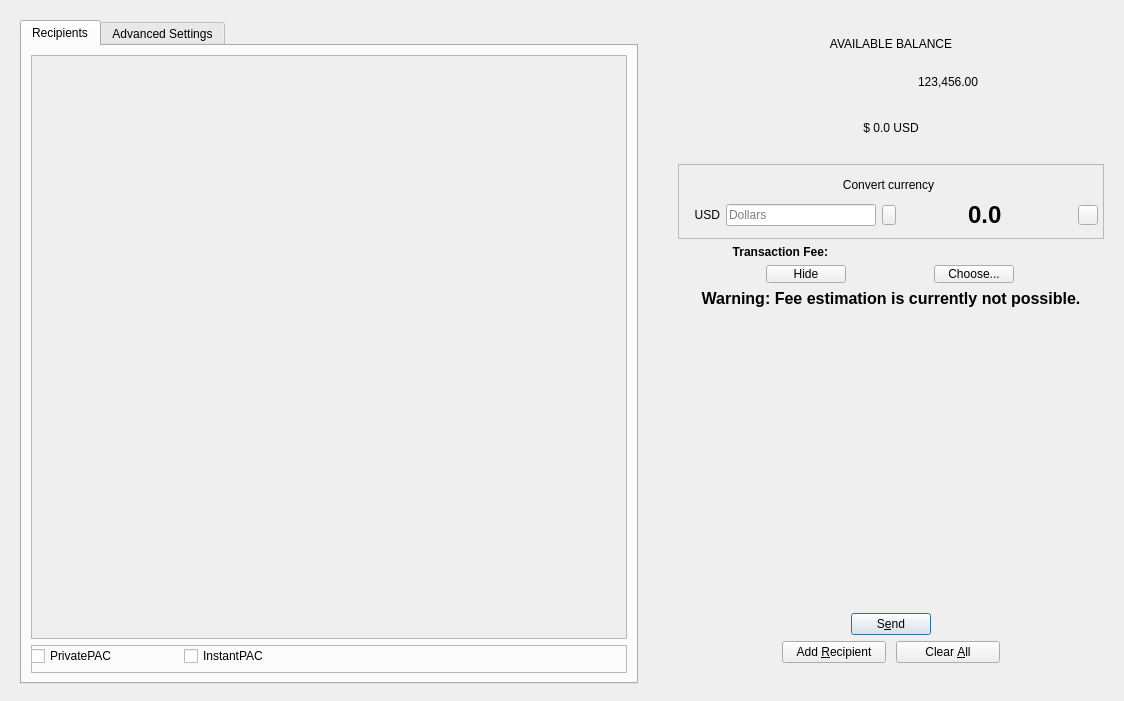
This is src/qt/forms/sendcoinsdialog.ui in BeatKebit/dash as Qt 5 draws it before an edit. The edited form follows.
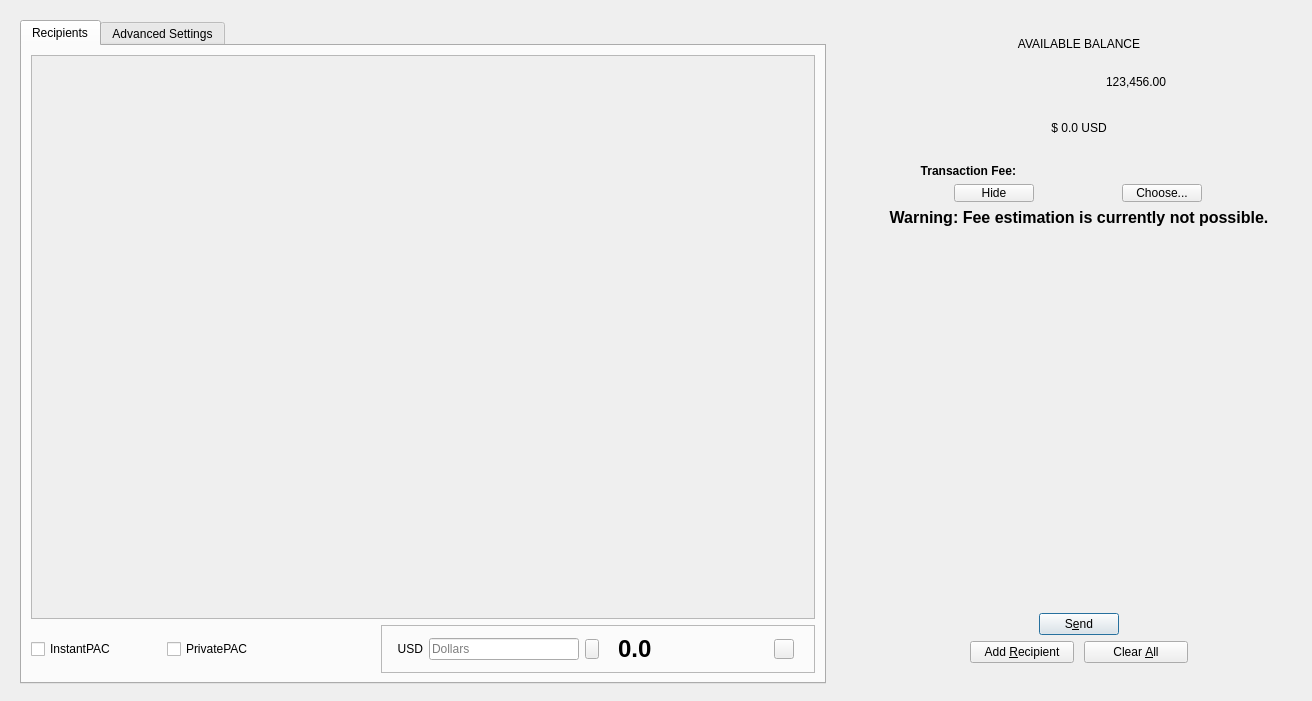
This is the edited form. Icons and pictures are not drawn. Custom widgets are drawn as their Qt base class.

Commit message:
Convert currency tool layout modified
Also copy converted pac button now it works.

```diff
--- a/src/qt/forms/sendcoinsdialog.ui
+++ b/src/qt/forms/sendcoinsdialog.ui
@@ -6,7 +6,7 @@
    <rect>
     <x>0</x>
     <y>0</y>
-    <width>1124</width>
+    <width>1312</width>
     <height>701</height>
    </rect>
   </property>
@@ -66,8 +66,8 @@
                 <rect>
                  <x>0</x>
                  <y>0</y>
-                 <width>583</width>
-                 <height>570</height>
+                 <width>784</width>
+                 <height>562</height>
                 </rect>
                </property>
                <layout class="QVBoxLayout" name="verticalLayout_2" stretch="0,1">
@@ -108,104 +108,332 @@
              </widget>
             </item>
             <item>
-             <widget class="QFrame" name="recipientChecboxFrame">
-              <property name="minimumSize">
-               <size>
-                <width>0</width>
-                <height>28</height>
-               </size>
-              </property>
-              <property name="frameShape">
-               <enum>QFrame::StyledPanel</enum>
-              </property>
-              <property name="frameShadow">
-               <enum>QFrame::Raised</enum>
-              </property>
-              <widget class="QWidget" name="">
-               <property name="geometry">
-                <rect>
-                 <x>0</x>
-                 <y>0</y>
-                 <width>583</width>
-                 <height>22</height>
-                </rect>
-               </property>
-               <layout class="QHBoxLayout" name="horizontalLayout_7">
-                <property name="spacing">
-                 <number>3</number>
+             <layout class="QHBoxLayout" name="horizontalLayout_11">
+              <item>
+               <widget class="QCheckBox" name="checkUseInstantSend">
+                <property name="enabled">
+                 <bool>true</bool>
                 </property>
-                <item>
-                 <widget class="QCheckBox" name="checkUsePrivateSend">
-                  <property name="sizePolicy">
-                   <sizepolicy hsizetype="Fixed" vsizetype="Fixed">
-                    <horstretch>0</horstretch>
-                    <verstretch>0</verstretch>
-                   </sizepolicy>
-                  </property>
-                  <property name="minimumSize">
-                   <size>
-                    <width>150</width>
-                    <height>0</height>
-                   </size>
-                  </property>
-                  <property name="toolTip">
-                   <string>Private PAC</string>
-                  </property>
-                  <property name="styleSheet">
-                   <string notr="true"/>
-                  </property>
-                  <property name="text">
-                   <string>PrivatePAC</string>
-                  </property>
-                  <property name="checked">
-                   <bool>false</bool>
-                  </property>
-                  <property name="tristate">
-                   <bool>false</bool>
-                  </property>
-                 </widget>
-                </item>
-                <item>
-                 <widget class="QCheckBox" name="checkUseInstantSend">
-                  <property name="enabled">
-                   <bool>true</bool>
-                  </property>
-                  <property name="sizePolicy">
-                   <sizepolicy hsizetype="Fixed" vsizetype="Fixed">
-                    <horstretch>0</horstretch>
-                    <verstretch>0</verstretch>
-                   </sizepolicy>
-                  </property>
-                  <property name="minimumSize">
-                   <size>
-                    <width>130</width>
-                    <height>0</height>
-                   </size>
-                  </property>
-                  <property name="toolTip">
-                   <string>Instant PAC</string>
-                  </property>
-                  <property name="text">
-                   <string>InstantPAC</string>
-                  </property>
-                 </widget>
-                </item>
-                <item>
-                 <spacer name="horizontalSpacer_10">
-                  <property name="orientation">
-                   <enum>Qt::Horizontal</enum>
-                  </property>
-                  <property name="sizeHint" stdset="0">
-                   <size>
-                    <width>40</width>
-                    <height>20</height>
-                   </size>
-                  </property>
-                 </spacer>
-                </item>
-               </layout>
-              </widget>
-             </widget>
+                <property name="sizePolicy">
+                 <sizepolicy hsizetype="Fixed" vsizetype="Fixed">
+                  <horstretch>0</horstretch>
+                  <verstretch>0</verstretch>
+                 </sizepolicy>
+                </property>
+                <property name="minimumSize">
+                 <size>
+                  <width>130</width>
+                  <height>0</height>
+                 </size>
+                </property>
+                <property name="toolTip">
+                 <string>Instant PAC</string>
+                </property>
+                <property name="text">
+                 <string>InstantPAC</string>
+                </property>
+               </widget>
+              </item>
+              <item>
+               <widget class="QCheckBox" name="checkUsePrivateSend">
+                <property name="sizePolicy">
+                 <sizepolicy hsizetype="Fixed" vsizetype="Fixed">
+                  <horstretch>0</horstretch>
+                  <verstretch>0</verstretch>
+                 </sizepolicy>
+                </property>
+                <property name="minimumSize">
+                 <size>
+                  <width>150</width>
+                  <height>0</height>
+                 </size>
+                </property>
+                <property name="toolTip">
+                 <string>Private PAC</string>
+                </property>
+                <property name="styleSheet">
+                 <string notr="true"/>
+                </property>
+                <property name="text">
+                 <string>PrivatePAC</string>
+                </property>
+                <property name="checked">
+                 <bool>false</bool>
+                </property>
+                <property name="tristate">
+                 <bool>false</bool>
+                </property>
+               </widget>
+              </item>
+              <item>
+               <spacer name="horizontalSpacer_5">
+                <property name="orientation">
+                 <enum>Qt::Horizontal</enum>
+                </property>
+                <property name="sizeType">
+                 <enum>QSizePolicy::Expanding</enum>
+                </property>
+                <property name="sizeHint" stdset="0">
+                 <size>
+                  <width>40</width>
+                  <height>20</height>
+                 </size>
+                </property>
+               </spacer>
+              </item>
+              <item>
+               <widget class="QFrame" name="convertCurrencyFrame">
+                <property name="sizePolicy">
+                 <sizepolicy hsizetype="Expanding" vsizetype="Preferred">
+                  <horstretch>0</horstretch>
+                  <verstretch>0</verstretch>
+                 </sizepolicy>
+                </property>
+                <property name="minimumSize">
+                 <size>
+                  <width>0</width>
+                  <height>0</height>
+                 </size>
+                </property>
+                <property name="toolTip">
+                 <string>This is a currency convertor tool. It will give you an idea of the value of your PAC to usd. It could not be the exact value.</string>
+                </property>
+                <property name="frameShape">
+                 <enum>QFrame::StyledPanel</enum>
+                </property>
+                <property name="frameShadow">
+                 <enum>QFrame::Raised</enum>
+                </property>
+                <property name="class" stdset="0">
+                 <string>containerSmall</string>
+                </property>
+                <layout class="QHBoxLayout" name="horizontalLayout_10">
+                 <property name="leftMargin">
+                  <number>0</number>
+                 </property>
+                 <property name="rightMargin">
+                  <number>5</number>
+                 </property>
+                 <item>
+                  <spacer name="horizontalSpacer_10">
+                   <property name="orientation">
+                    <enum>Qt::Horizontal</enum>
+                   </property>
+                   <property name="sizeType">
+                    <enum>QSizePolicy::Fixed</enum>
+                   </property>
+                   <property name="sizeHint" stdset="0">
+                    <size>
+                     <width>15</width>
+                     <height>20</height>
+                    </size>
+                   </property>
+                  </spacer>
+                 </item>
+                 <item>
+                  <widget class="QLabel" name="label_7">
+                   <property name="sizePolicy">
+                    <sizepolicy hsizetype="Expanding" vsizetype="Preferred">
+                     <horstretch>0</horstretch>
+                     <verstretch>0</verstretch>
+                    </sizepolicy>
+                   </property>
+                   <property name="text">
+                    <string>USD</string>
+                   </property>
+                   <property name="alignment">
+                    <set>Qt::AlignRight|Qt::AlignTrailing|Qt::AlignVCenter</set>
+                   </property>
+                  </widget>
+                 </item>
+                 <item>
+                  <widget class="QLineEdit" name="lineConvertCurrency">
+                   <property name="sizePolicy">
+                    <sizepolicy hsizetype="Fixed" vsizetype="Fixed">
+                     <horstretch>0</horstretch>
+                     <verstretch>0</verstretch>
+                    </sizepolicy>
+                   </property>
+                   <property name="minimumSize">
+                    <size>
+                     <width>150</width>
+                     <height>0</height>
+                    </size>
+                   </property>
+                   <property name="maximumSize">
+                    <size>
+                     <width>150</width>
+                     <height>16777215</height>
+                    </size>
+                   </property>
+                   <property name="placeholderText">
+                    <string>Dollars</string>
+                   </property>
+                   <property name="class" stdset="0">
+                    <string>LineEditSmall</string>
+                   </property>
+                  </widget>
+                 </item>
+                 <item>
+                  <widget class="QPushButton" name="btnChangePacUsd">
+                   <property name="sizePolicy">
+                    <sizepolicy hsizetype="Expanding" vsizetype="Fixed">
+                     <horstretch>0</horstretch>
+                     <verstretch>0</verstretch>
+                    </sizepolicy>
+                   </property>
+                   <property name="minimumSize">
+                    <size>
+                     <width>0</width>
+                     <height>0</height>
+                    </size>
+                   </property>
+                   <property name="maximumSize">
+                    <size>
+                     <width>14</width>
+                     <height>20</height>
+                    </size>
+                   </property>
+                   <property name="styleSheet">
+                    <string notr="true">border-image: url(:/icons/drkblue/tx_inout);</string>
+                   </property>
+                   <property name="text">
+                    <string/>
+                   </property>
+                   <property name="iconSize">
+                    <size>
+                     <width>16</width>
+                     <height>16</height>
+                    </size>
+                   </property>
+                   <property name="class" stdset="0">
+                    <string>QuickButton</string>
+                   </property>
+                  </widget>
+                 </item>
+                 <item>
+                  <widget class="QLabel" name="iconLabelConvertedCurrency">
+                   <property name="sizePolicy">
+                    <sizepolicy hsizetype="Expanding" vsizetype="Preferred">
+                     <horstretch>0</horstretch>
+                     <verstretch>0</verstretch>
+                    </sizepolicy>
+                   </property>
+                   <property name="minimumSize">
+                    <size>
+                     <width>0</width>
+                     <height>0</height>
+                    </size>
+                   </property>
+                   <property name="maximumSize">
+                    <size>
+                     <width>20</width>
+                     <height>20</height>
+                    </size>
+                   </property>
+                   <property name="frameShape">
+                    <enum>QFrame::NoFrame</enum>
+                   </property>
+                   <property name="text">
+                    <string/>
+                   </property>
+                   <property name="pixmap">
+                    <pixmap resource="../dash.qrc">:/icons/bitcoin-32</pixmap>
+                   </property>
+                   <property name="scaledContents">
+                    <bool>true</bool>
+                   </property>
+                   <property name="alignment">
+                    <set>Qt::AlignRight|Qt::AlignTrailing|Qt::AlignVCenter</set>
+                   </property>
+                  </widget>
+                 </item>
+                 <item>
+                  <widget class="QLabel" name="labelConvertionUSD">
+                   <property name="sizePolicy">
+                    <sizepolicy hsizetype="Fixed" vsizetype="Preferred">
+                     <horstretch>0</horstretch>
+                     <verstretch>0</verstretch>
+                    </sizepolicy>
+                   </property>
+                   <property name="minimumSize">
+                    <size>
+                     <width>150</width>
+                     <height>0</height>
+                    </size>
+                   </property>
+                   <property name="maximumSize">
+                    <size>
+                     <width>150</width>
+                     <height>16777215</height>
+                    </size>
+                   </property>
+                   <property name="font">
+                    <font>
+                     <pointsize>18</pointsize>
+                     <weight>75</weight>
+                     <bold>true</bold>
+                    </font>
+                   </property>
+                   <property name="text">
+                    <string>0.0</string>
+                   </property>
+                   <property name="alignment">
+                    <set>Qt::AlignLeading|Qt::AlignLeft|Qt::AlignVCenter</set>
+                   </property>
+                   <property name="textInteractionFlags">
+                    <set>Qt::LinksAccessibleByMouse|Qt::TextSelectableByMouse</set>
+                   </property>
+                  </widget>
+                 </item>
+                 <item>
+                  <widget class="QPushButton" name="copyPacs">
+                   <property name="sizePolicy">
+                    <sizepolicy hsizetype="Expanding" vsizetype="Fixed">
+                     <horstretch>0</horstretch>
+                     <verstretch>0</verstretch>
+                    </sizepolicy>
+                   </property>
+                   <property name="maximumSize">
+                    <size>
+                     <width>20</width>
+                     <height>20</height>
+                    </size>
+                   </property>
+                   <property name="toolTip">
+                    <string>Copy PACs</string>
+                   </property>
+                   <property name="styleSheet">
+                    <string notr="true">border-image: url(:/icons/drkblue/editcopy);</string>
+                   </property>
+                   <property name="text">
+                    <string/>
+                   </property>
+                   <property name="class" stdset="0">
+                    <string>QuickButton</string>
+                   </property>
+                  </widget>
+                 </item>
+                 <item>
+                  <spacer name="horizontalSpacer_11">
+                   <property name="orientation">
+                    <enum>Qt::Horizontal</enum>
+                   </property>
+                   <property name="sizeType">
+                    <enum>QSizePolicy::Fixed</enum>
+                   </property>
+                   <property name="sizeHint" stdset="0">
+                    <size>
+                     <width>15</width>
+                     <height>20</height>
+                    </size>
+                   </property>
+                  </spacer>
+                 </item>
+                </layout>
+               </widget>
+              </item>
+             </layout>
             </item>
            </layout>
           </widget>
@@ -2166,246 +2394,6 @@
             </item>
            </layout>
           </item>
-          <item row="5" column="0">
-           <widget class="QFrame" name="convertCurrencyFrame">
-            <property name="minimumSize">
-             <size>
-              <width>0</width>
-              <height>75</height>
-             </size>
-            </property>
-            <property name="frameShape">
-             <enum>QFrame::StyledPanel</enum>
-            </property>
-            <property name="frameShadow">
-             <enum>QFrame::Raised</enum>
-            </property>
-            <property name="class" stdset="0">
-             <string>containerSmall</string>
-            </property>
-            <layout class="QVBoxLayout" name="verticalLayout_8">
-             <property name="leftMargin">
-              <number>0</number>
-             </property>
-             <property name="rightMargin">
-              <number>5</number>
-             </property>
-             <item>
-              <widget class="QLabel" name="label_6">
-               <property name="sizePolicy">
-                <sizepolicy hsizetype="Expanding" vsizetype="Preferred">
-                 <horstretch>0</horstretch>
-                 <verstretch>0</verstretch>
-                </sizepolicy>
-               </property>
-               <property name="text">
-                <string>Convert currency</string>
-               </property>
-               <property name="alignment">
-                <set>Qt::AlignCenter</set>
-               </property>
-               <property name="class" stdset="0">
-                <string>titleLabel</string>
-               </property>
-              </widget>
-             </item>
-             <item>
-              <layout class="QHBoxLayout" name="horizontalLayout_Convertion">
-               <item>
-                <layout class="QHBoxLayout" name="horizontalLayout_10">
-                 <item>
-                  <widget class="QLabel" name="label_7">
-                   <property name="text">
-                    <string>USD</string>
-                   </property>
-                   <property name="alignment">
-                    <set>Qt::AlignRight|Qt::AlignTrailing|Qt::AlignVCenter</set>
-                   </property>
-                  </widget>
-                 </item>
-                 <item>
-                  <widget class="QLineEdit" name="lineConvertCurrency">
-                   <property name="sizePolicy">
-                    <sizepolicy hsizetype="Preferred" vsizetype="Fixed">
-                     <horstretch>0</horstretch>
-                     <verstretch>0</verstretch>
-                    </sizepolicy>
-                   </property>
-                   <property name="minimumSize">
-                    <size>
-                     <width>150</width>
-                     <height>0</height>
-                    </size>
-                   </property>
-                   <property name="placeholderText">
-                    <string>Dollars</string>
-                   </property>
-                   <property name="class" stdset="0">
-                    <string>LineEditSmall</string>
-                   </property>
-                  </widget>
-                 </item>
-                </layout>
-               </item>
-               <item>
-                <widget class="QPushButton" name="btnChangePacUsd">
-                 <property name="sizePolicy">
-                  <sizepolicy hsizetype="Fixed" vsizetype="Fixed">
-                   <horstretch>0</horstretch>
-                   <verstretch>0</verstretch>
-                  </sizepolicy>
-                 </property>
-                 <property name="minimumSize">
-                  <size>
-                   <width>14</width>
-                   <height>20</height>
-                  </size>
-                 </property>
-                 <property name="maximumSize">
-                  <size>
-                   <width>14</width>
-                   <height>20</height>
-                  </size>
-                 </property>
-                 <property name="styleSheet">
-                  <string notr="true">border-image: url(:/icons/drkblue/tx_inout);</string>
-                 </property>
-                 <property name="text">
-                  <string/>
-                 </property>
-                 <property name="iconSize">
-                  <size>
-                   <width>20</width>
-                   <height>20</height>
-                  </size>
-                 </property>
-                 <property name="class" stdset="0">
-                  <string>QuickButton</string>
-                 </property>
-                </widget>
-               </item>
-               <item>
-                <layout class="QHBoxLayout" name="horizontalLayout_12">
-                 <item>
-                  <spacer name="horizontalSpacer_5">
-                   <property name="orientation">
-                    <enum>Qt::Horizontal</enum>
-                   </property>
-                   <property name="sizeType">
-                    <enum>QSizePolicy::Preferred</enum>
-                   </property>
-                   <property name="sizeHint" stdset="0">
-                    <size>
-                     <width>40</width>
-                     <height>20</height>
-                    </size>
-                   </property>
-                  </spacer>
-                 </item>
-                 <item>
-                  <widget class="QLabel" name="iconLabelConvertedCurrency">
-                   <property name="sizePolicy">
-                    <sizepolicy hsizetype="Fixed" vsizetype="Preferred">
-                     <horstretch>0</horstretch>
-                     <verstretch>0</verstretch>
-                    </sizepolicy>
-                   </property>
-                   <property name="minimumSize">
-                    <size>
-                     <width>0</width>
-                     <height>0</height>
-                    </size>
-                   </property>
-                   <property name="maximumSize">
-                    <size>
-                     <width>20</width>
-                     <height>20</height>
-                    </size>
-                   </property>
-                   <property name="frameShape">
-                    <enum>QFrame::NoFrame</enum>
-                   </property>
-                   <property name="text">
-                    <string/>
-                   </property>
-                   <property name="pixmap">
-                    <pixmap resource="../dash.qrc">:/icons/bitcoin-32</pixmap>
-                   </property>
-                   <property name="scaledContents">
-                    <bool>true</bool>
-                   </property>
-                   <property name="alignment">
-                    <set>Qt::AlignRight|Qt::AlignTrailing|Qt::AlignVCenter</set>
-                   </property>
-                  </widget>
-                 </item>
-                 <item>
-                  <widget class="QLabel" name="labelConvertionUSD">
-                   <property name="sizePolicy">
-                    <sizepolicy hsizetype="Preferred" vsizetype="Preferred">
-                     <horstretch>0</horstretch>
-                     <verstretch>0</verstretch>
-                    </sizepolicy>
-                   </property>
-                   <property name="minimumSize">
-                    <size>
-                     <width>50</width>
-                     <height>0</height>
-                    </size>
-                   </property>
-                   <property name="font">
-                    <font>
-                     <pointsize>18</pointsize>
-                     <weight>75</weight>
-                     <bold>true</bold>
-                    </font>
-                   </property>
-                   <property name="text">
-                    <string>0.0</string>
-                   </property>
-                   <property name="alignment">
-                    <set>Qt::AlignLeading|Qt::AlignLeft|Qt::AlignVCenter</set>
-                   </property>
-                   <property name="textInteractionFlags">
-                    <set>Qt::LinksAccessibleByMouse|Qt::TextSelectableByMouse</set>
-                   </property>
-                  </widget>
-                 </item>
-                 <item>
-                  <widget class="QPushButton" name="copyPacs">
-                   <property name="sizePolicy">
-                    <sizepolicy hsizetype="Fixed" vsizetype="Fixed">
-                     <horstretch>0</horstretch>
-                     <verstretch>0</verstretch>
-                    </sizepolicy>
-                   </property>
-                   <property name="maximumSize">
-                    <size>
-                     <width>20</width>
-                     <height>20</height>
-                    </size>
-                   </property>
-                   <property name="toolTip">
-                    <string>Copy PACs</string>
-                   </property>
-                   <property name="styleSheet">
-                    <string notr="true">border-image: url(:/icons/drkblue/editcopy);</string>
-                   </property>
-                   <property name="text">
-                    <string/>
-                   </property>
-                   <property name="class" stdset="0">
-                    <string>QuickButton</string>
-                   </property>
-                  </widget>
-                 </item>
-                </layout>
-               </item>
-              </layout>
-             </item>
-            </layout>
-           </widget>
-          </item>
          </layout>
         </item>
        </layout>
```
Left out of the diff: 6 changed lines with no effect on the pictures. The commit also changes 3 other files.
